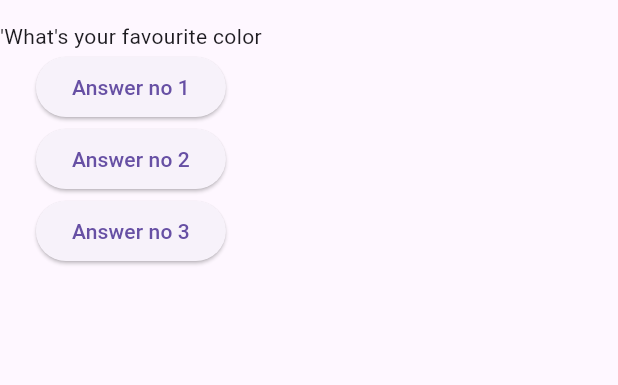
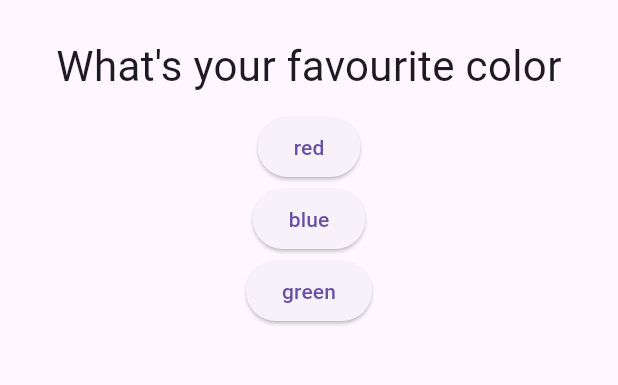
Before and after one commit to saud23058/Quiz_app_using_flutter, a Flutter app: the screen it shows after launch, on a phone screen of 412 x 824 dp, the part 63-448 px from its top. Run offline on Flutter 3.47's test engine with Material 3 defaults, Android fonts, the phone set to English and light mode, and no system bars.

Commit message:
second commit

```diff
--- /dev/null
+++ b/lib/answer.dart
@@ -0,0 +1,15 @@
+import 'package:flutter/material.dart';
+class Answer extends StatelessWidget {
+  final Function selectHandler;
+  final String answerText;
+  const Answer(this.selectHandler,this.answerText,{super.key });
+
+  @override
+  Widget build(BuildContext context) {
+    return Container(
+      child:  ElevatedButton(
+          onPressed: ()=>selectHandler(),
+          child: Text(answerText)),
+    );
+  }
+}
--- a/lib/main.dart
+++ b/lib/main.dart
@@ -1,6 +1,11 @@
 import 'package:flutter/material.dart';
+import 'package:flutter_class_one/answer.dart';
+import 'package:flutter_class_one/questions.dart';
+import 'package:flutter_class_one/quiz.dart';
+import 'package:flutter_class_one/result.dart';
 
-void main()=>runApp(const MyApp());
+void main() => runApp(const MyApp());
+
 class MyApp extends StatefulWidget {
   const MyApp({super.key});
 
@@ -9,35 +14,46 @@ class MyApp extends StatefulWidget {
 }
 
 class _MyAppState extends State<MyApp> {
-  var questionIndex=0;
+  final _questions = const [
+    {
+      'questionText': 'What\'s your favourite color',
+      'answer': ['red', 'blue', 'green']
+    },
+    {
+      'questionText': 'What\'s your favourite Animal',
+      'answer': ['lion', 'tiger', 'dog']
+    },
+    {
+      'questionText': 'Who\'s your favourite Teacher',
+      'answer': ['john', 'ali', 'alice']
+    }
+  ];
+  var _questionIndex = 0;
   @override
   Widget build(BuildContext context) {
-    void answerQuestions(){
-      setState((){
-        questionIndex +=1;
+    void _answerQuestions() {
+      setState(() {
+        _questionIndex += 1;
       });
+      if (_questionIndex < _questions.length) {
+      } else {
+        print("You did it");
+      }
     }
 
-    var questions=[
-      "'What's your favourite color",
-      "'What's your favourite Animal",
-    ];
-    return  MaterialApp(home: Scaffold(
-      appBar: AppBar(title: const Text('First App'),),
-      body:  Column(
-        children: [
-           Text(questions[questionIndex]),
-          ElevatedButton(
-              onPressed: answerQuestions,
-              child: const Text('Answer no 1')),
-           ElevatedButton(
-              onPressed: answerQuestions,
-              child: const Text('Answer no 2')),
-           ElevatedButton(
-              onPressed: answerQuestions,
-              child: const Text('Answer no 3'))
-        ],
-      )
-    ),);
+    return MaterialApp(
+      home: Scaffold(
+        appBar: AppBar(
+          title: const Text('First App'),
+        ),
+        body: _questionIndex < _questions.length
+            ? Quiz(
+                answerQuestion: _answerQuestions,
+                questions: _questions,
+                questionIndex: _questionIndex,
+              )
+            : const Result(),
+      ),
+    );
   }
 }
--- /dev/null
+++ b/lib/questions.dart
@@ -0,0 +1,17 @@
+import 'package:flutter/material.dart';
+class Question extends StatelessWidget {
+  final String questionText;
+  const Question(this.questionText, {super.key});
+
+  @override
+  Widget build(BuildContext context) {
+    return Container(
+      width: double.infinity,
+        margin: const EdgeInsets.all(10),
+        child: Text(questionText,
+          style: const TextStyle(fontSize: 28),
+          textAlign: TextAlign.center,
+        ),
+    );
+  }
+}
--- /dev/null
+++ b/lib/quiz.dart
@@ -0,0 +1,29 @@
+import 'package:flutter/material.dart';
+import 'package:flutter_class_one/questions.dart';
+
+import 'answer.dart';
+
+class Quiz extends StatelessWidget {
+  final List<Map<String, Object>> questions;
+  final VoidCallback answerQuestion;
+  final int questionIndex;
+  Quiz(
+      {super.key,
+      required this.questions,
+      required this.answerQuestion,
+      required this.questionIndex});
+
+  @override
+  Widget build(BuildContext context) {
+    return Column(
+      children: [
+        Question(
+          questions[questionIndex]['questionText'] as String,
+        ),
+        ...(questions[questionIndex]['answer'] as List<String>).map((answer) {
+          return Answer(answerQuestion, answer);
+        }).toList()
+      ],
+    );
+  }
+}
--- /dev/null
+++ b/lib/result.dart
@@ -0,0 +1,9 @@
+import 'package:flutter/material.dart';
+class Result extends StatelessWidget {
+  const Result({super.key});
+
+  @override
+  Widget build(BuildContext context) {
+    return const Center(child: Text("You did it"));
+  }
+}
```
